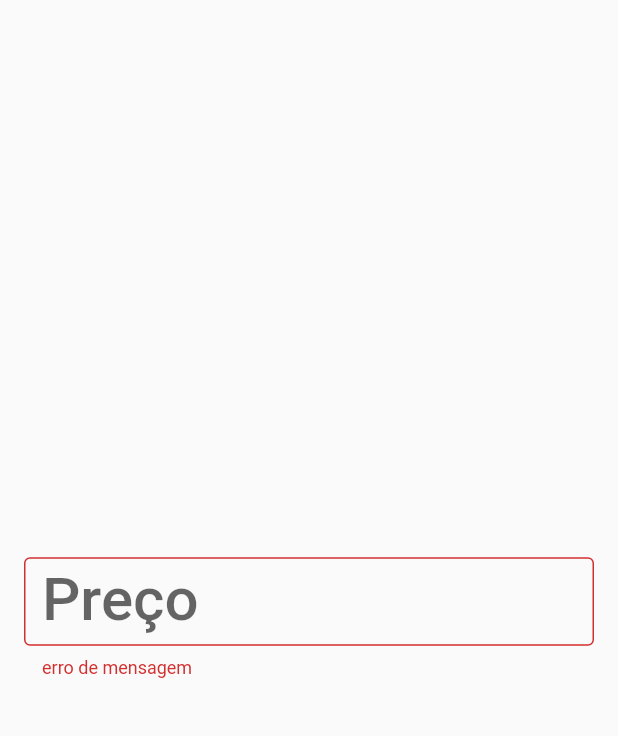
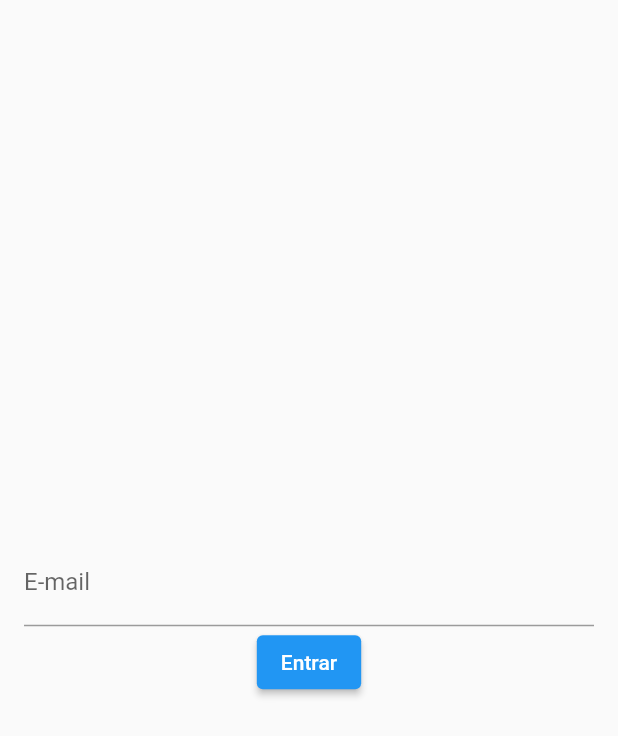
Before and after one commit to Heberty123/Flutter_ListView, a Flutter app: the screen it shows after launch, on a phone screen of 412 x 824 dp. Shown: the top 736 px of the screen. Run offline on Flutter 3.47's test engine with Material 2 defaults, Android fonts, the phone set to English and light mode, and no system bars.

Commit message:
textField dynamic by controller

```diff
--- a/lib/pages/todo_list_page.dart
+++ b/lib/pages/todo_list_page.dart
@@ -1,37 +1,40 @@
 import 'package:flutter/material.dart';
 
+class TodoListPage extends StatelessWidget {
+  TodoListPage({Key? key}) : super(key: key);
 
-class TodoListPage extends StatelessWidget {
-  const TodoListPage({Key? key}) : super(key: key);
+  final TextEditingController emailController = TextEditingController();
 
   @override
   Widget build(BuildContext context) {
     return Scaffold(
-
       body: Center(
         child: Padding(
           padding: const EdgeInsets.symmetric(horizontal: 16),
-          child: TextField(
-            decoration: InputDecoration(
-              labelText: 'Preço',
-              hintText: 'exemplo@exemplo.com',
-              border: OutlineInputBorder(),
-              errorText: 'erro de mensagem',
-              prefixText: 'R\$ ',
-              suffixText: 'cm',
-              labelStyle: TextStyle(
-                fontSize: 40,
-              )
-            ),
-
-            style: TextStyle(
-              fontWeight: FontWeight.w500,
-              color: Colors.purple,
-            ),
-            //obscureText: true,
+          child: Column(
+            mainAxisSize: MainAxisSize.min,
+            children: [
+              TextField(
+                controller: emailController,
+                decoration: InputDecoration(
+                  labelText: 'E-mail',
+                ),
+              ),
+              ElevatedButton(
+                  onPressed: login,
+                  child: Text('Entrar'),
+              ),
+            ],
           ),
         ),
       ),
     );
   }
+
+
+  void login() {
+    String text = emailController.text;
+    print(text);
+    emailController.clear();
+  }
 }
```
